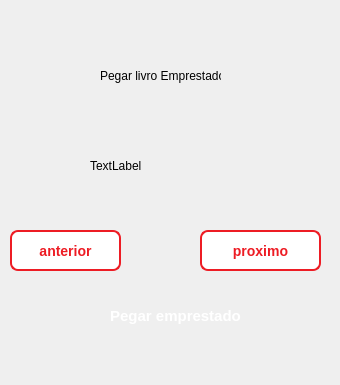
Before: the Qt Designer form GUI_BIBLIOTECA/loanbookwindow.ui in gabriotz/Project-edoo, drawn with Qt 5.
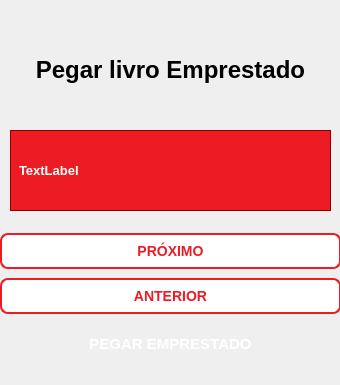
After: the same form once the commit is applied.

```diff
--- a/GUI_BIBLIOTECA/loanbookwindow.ui
+++ b/GUI_BIBLIOTECA/loanbookwindow.ui
@@ -16,40 +16,86 @@
   <widget class="QLabel" name="label">
    <property name="geometry">
     <rect>
-     <x>100</x>
-     <y>60</y>
-     <width>121</width>
-     <height>31</height>
+     <x>0</x>
+     <y>50</y>
+     <width>341</width>
+     <height>41</height>
     </rect>
    </property>
    <property name="text">
-    <string>Pegar livro Emprestado</string>
+    <string>&lt;html&gt;&lt;head/&gt;&lt;body&gt;&lt;p align=&quot;center&quot;&gt;&lt;span style=&quot; font-size:18pt; font-weight:700;&quot;&gt;Pegar livro Emprestado&lt;/span&gt;&lt;/p&gt;&lt;/body&gt;&lt;/html&gt;</string>
    </property>
   </widget>
   <widget class="QLabel" name="bookLabel">
    <property name="geometry">
     <rect>
-     <x>90</x>
-     <y>140</y>
-     <width>161</width>
-     <height>51</height>
+     <x>10</x>
+     <y>130</y>
+     <width>321</width>
+     <height>81</height>
     </rect>
    </property>
+   <property name="styleSheet">
+    <string notr="true">    background-color: #ED1C24; /* Fundo vermelho CIn */
+    color: white; /* Texto branco */
+    padding: 5px;
+    border: 1px solid #8B0000; /* Borda entre as seções */
+    font-family: &quot;Segoe UI&quot;;
+    font-weight: bold;
+    font-size: 10pt;</string>
+   </property>
    <property name="text">
     <string>TextLabel</string>
    </property>
   </widget>
-  <widget class="QPushButton" name="loanButton">
+  <widget class="QWidget" name="">
    <property name="geometry">
     <rect>
-     <x>90</x>
-     <y>290</y>
-     <width>171</width>
-     <height>51</height>
+     <x>0</x>
+     <y>230</y>
+     <width>341</width>
+     <height>140</height>
     </rect>
    </property>
-   <property name="styleSheet">
-    <string notr="true">background: qlineargradient(
+   <layout class="QVBoxLayout" name="verticalLayout">
+    <item>
+     <widget class="QPushButton" name="nextButton">
+      <property name="styleSheet">
+       <string notr="true">background-color: white;
+color: #ED1C24;
+border: 2px solid #ED1C24;
+padding: 8px 16px;
+font-size: 14px;
+font-weight: bold;
+border-radius: 8px;
+font: 700 12pt &quot;Segoe UI&quot;;</string>
+      </property>
+      <property name="text">
+       <string>PRÓXIMO</string>
+      </property>
+     </widget>
+    </item>
+    <item>
+     <widget class="QPushButton" name="previousButton">
+      <property name="styleSheet">
+       <string notr="true">background-color: white;
+color: #ED1C24;
+border: 2px solid #ED1C24;
+padding: 8px 16px;
+font-size: 14px;
+font-weight: bold;
+border-radius: 8px;
+font: 700 12pt &quot;Segoe UI&quot;;</string>
+      </property>
+      <property name="text">
+       <string>ANTERIOR</string>
+      </property>
+     </widget>
+    </item>
+    <item>
+     <widget class="QPushButton" name="loanButton">
+      <property name="styleSheet">
+       <string notr="true">background: qlineargradient(
     x1:0, y1:0, x2:1, y2:0,
     stop:0 #8B0000, stop:1 #ED1C24
 );
@@ -61,54 +107,13 @@
 border-radius: 10px;
 text-align: center;
 </string>
-   </property>
-   <property name="text">
-    <string>Pegar emprestado</string>
-   </property>
-  </widget>
-  <widget class="QPushButton" name="previousButton">
-   <property name="geometry">
-    <rect>
-     <x>10</x>
-     <y>230</y>
-     <width>111</width>
-     <height>41</height>
-    </rect>
-   </property>
-   <property name="styleSheet">
-    <string notr="true">background-color: white;
-color: #ED1C24;
-border: 2px solid #ED1C24;
-padding: 8px 16px;
-font-size: 14px;
-font-weight: bold;
-border-radius: 8px;</string>
-   </property>
-   <property name="text">
-    <string>anterior</string>
-   </property>
-  </widget>
-  <widget class="QPushButton" name="nextButton">
-   <property name="geometry">
-    <rect>
-     <x>200</x>
-     <y>230</y>
-     <width>121</width>
-     <height>41</height>
-    </rect>
-   </property>
-   <property name="styleSheet">
-    <string notr="true">background-color: white;
-color: #ED1C24;
-border: 2px solid #ED1C24;
-padding: 8px 16px;
-font-size: 14px;
-font-weight: bold;
-border-radius: 8px;</string>
-   </property>
-   <property name="text">
-    <string>proximo</string>
-   </property>
+      </property>
+      <property name="text">
+       <string>PEGAR EMPRESTADO</string>
+      </property>
+     </widget>
+    </item>
+   </layout>
   </widget>
  </widget>
  <resources/>
```
